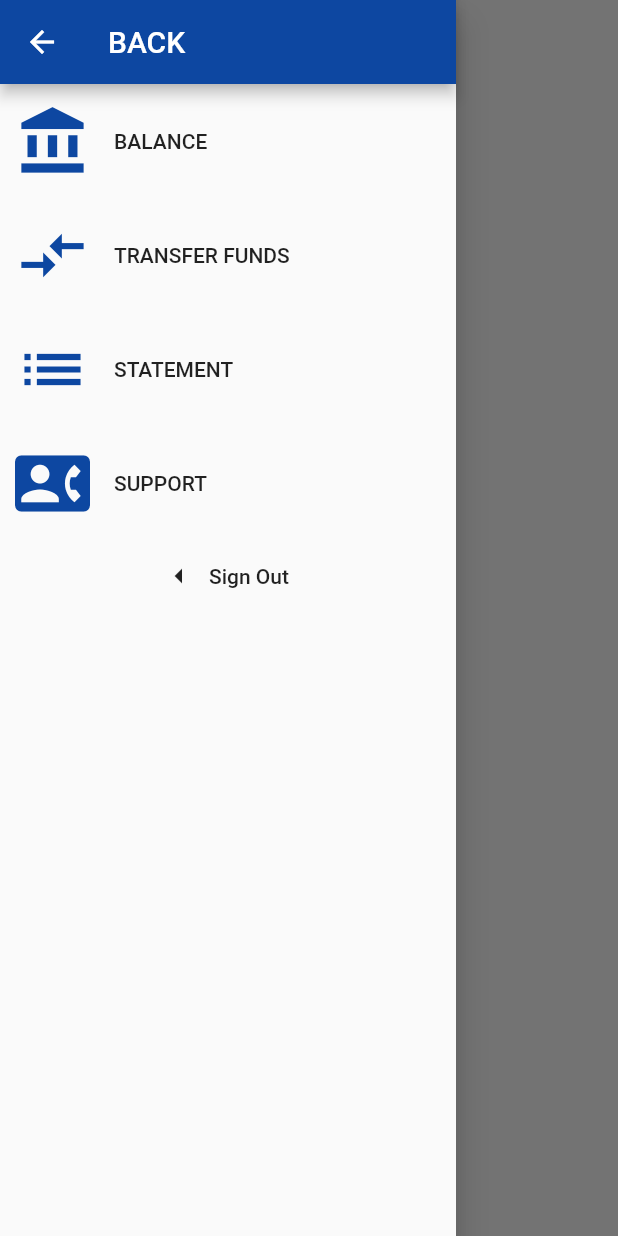
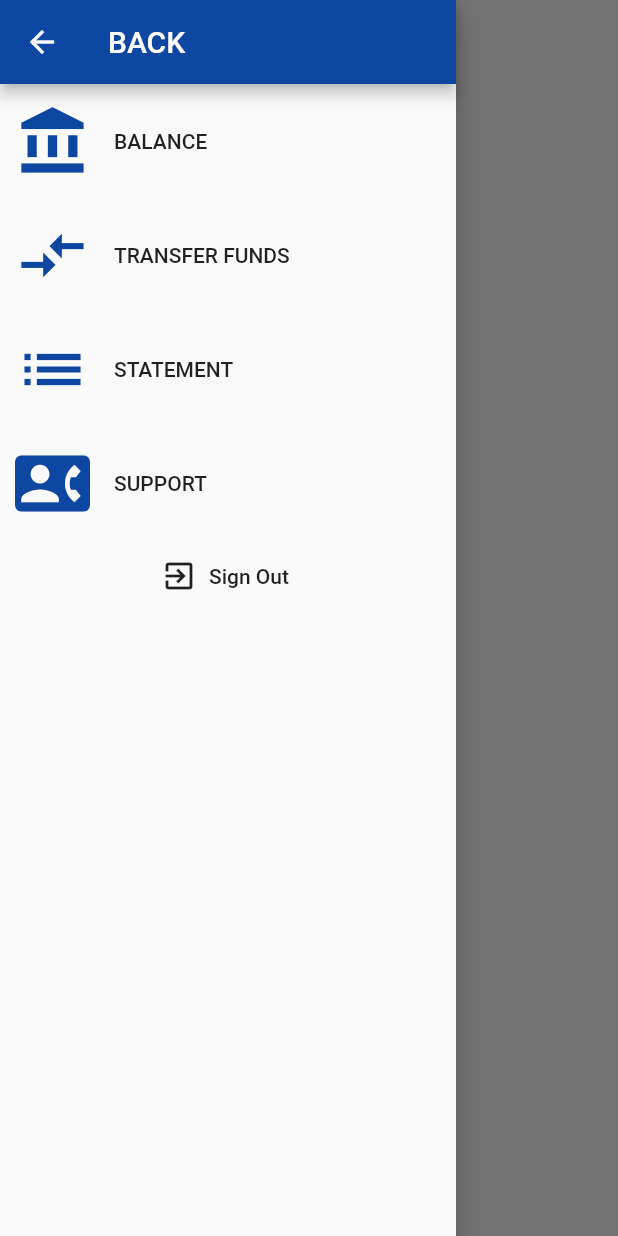
Before and after one commit to raveesh-me/HeriBank-Flutter, a Flutter app: the HomeScreen screen opened directly, with the side drawer open, on a phone screen of 412 x 824 dp. Run offline on Flutter 3.47's test engine with Material 2 defaults, Android fonts, the phone set to English and light mode, and no system bars; our stand-ins replace firebase_auth, google_sign_in; accounts and stored records are empty.

Commit message:
* sign-out and sign-in works fine

```diff
--- a/lib/src/widgets/home_screen.dart
+++ b/lib/src/widgets/home_screen.dart
@@ -77,7 +77,7 @@ class _HomeScreenState extends State<HomeScreen>
                 FirebaseAuth.instance.signOut();
                 widget.googleSignIn.disconnect();
               },
-              icon: Icon(Icons.arrow_left),
+              icon: Icon(Icons.exit_to_app),
               label: Text('Sign Out'),
             ),
           ],
```
Also changed, not shown: lib/main.dart (+11 -6 lines).
